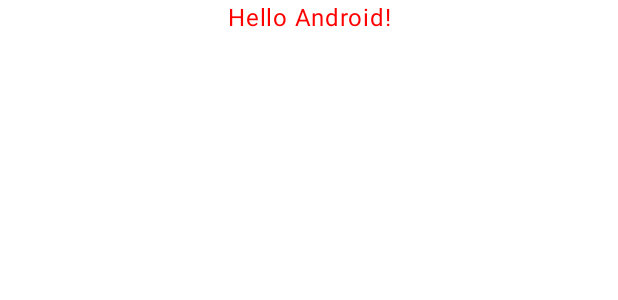
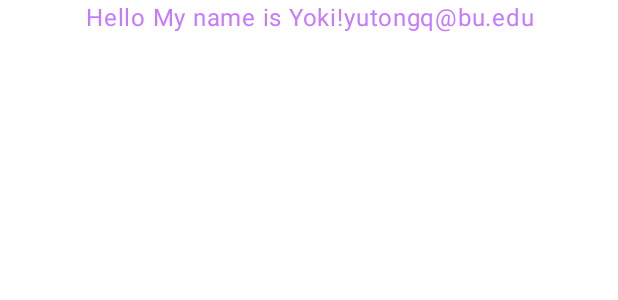
Before and after one commit to yoki071002/cs501_ia1, an Android app built with Jetpack Compose: the @Preview function GreetingPreview, on a phone screen of 412 x 824 dp. Shown: the top 300 px of the screen. Run offline under Robolectric (Android 15) with nearby library versions, the phone set to English and light mode, and no system bars.

Commit message:
initial save

```diff
--- a/app/src/main/java/com/example/myapplication/MainActivity.kt
+++ b/app/src/main/java/com/example/myapplication/MainActivity.kt
@@ -1,23 +1,33 @@
 package com.example.myapplication
 
-import android.graphics.Color
+import androidx.compose.ui.graphics.Color
 import android.os.Bundle
 import androidx.activity.ComponentActivity
 import androidx.activity.compose.setContent
 import androidx.activity.enableEdgeToEdge
 import androidx.compose.foundation.layout.Arrangement
 import androidx.compose.foundation.layout.Row
+import androidx.compose.foundation.layout.Column
+
+import androidx.compose.foundation.layout.Spacer
 import androidx.compose.foundation.layout.fillMaxSize
 import androidx.compose.foundation.layout.fillMaxWidth
+import androidx.compose.foundation.layout.height
 import androidx.compose.foundation.layout.padding
 import androidx.compose.foundation.layout.width
+import androidx.compose.material3.Button
 import androidx.compose.material3.Scaffold
 import androidx.compose.material3.Text
 import androidx.compose.runtime.Composable
+import androidx.compose.runtime.getValue
+import androidx.compose.runtime.mutableStateOf
+import androidx.compose.runtime.remember
+import androidx.compose.runtime.setValue
 import androidx.compose.ui.Alignment
 import androidx.compose.ui.Modifier
 import androidx.compose.ui.text.style.TextAlign
 import androidx.compose.ui.tooling.preview.Preview
+import androidx.compose.ui.unit.dp
 import com.example.myapplication.ui.theme.MyApplicationTheme
 
 class MainActivity : ComponentActivity() {
@@ -26,11 +36,21 @@ class MainActivity : ComponentActivity() {
         enableEdgeToEdge()
         setContent {
             MyApplicationTheme {
+                var show by remember{mutableStateOf(false)}
                 Scaffold(modifier = Modifier.fillMaxSize()) { innerPadding ->
-                    Greeting(
-                        name = "World",
+                 Column (modifier = Modifier.fillMaxSize(1f), verticalArrangement = Arrangement.spacedBy(10.dp), horizontalAlignment = Alignment.CenterHorizontally){
+
+                  Button(onClick = {
+                      show = !show
+                  },
+                      modifier = Modifier.width(200.dp)) {
+                     Text( "Click me")
+                  }
+
+                  if (show ){ Greeting(
+                        name = "Yoki",
                         modifier = Modifier.padding(innerPadding)
-                    )
+                    )}}
                 }
             }
         }
@@ -46,17 +66,23 @@ fun Greeting(name: String, modifier: Modifier = Modifier) {
 
     ){
     Text(
-        text = "Hello $name!",
+        text = "Hello My name is $name!",
         modifier = modifier,
         textAlign = TextAlign.Center,
-        color = androidx.compose.ui.graphics.Color.Red)
+        color = Color(0xFFc67aff)
+    )
+    Text( text = "yutongq@bu.edu",
+        modifier = modifier,
+        textAlign = TextAlign.Center,
+        color = Color(0xFFc67aff))
     }
+
 }
 
 @Preview(showBackground = true)
 @Composable
 fun GreetingPreview() {
     MyApplicationTheme {
-        Greeting("Android")
+        Greeting("Yoki")
     }
 }
```
